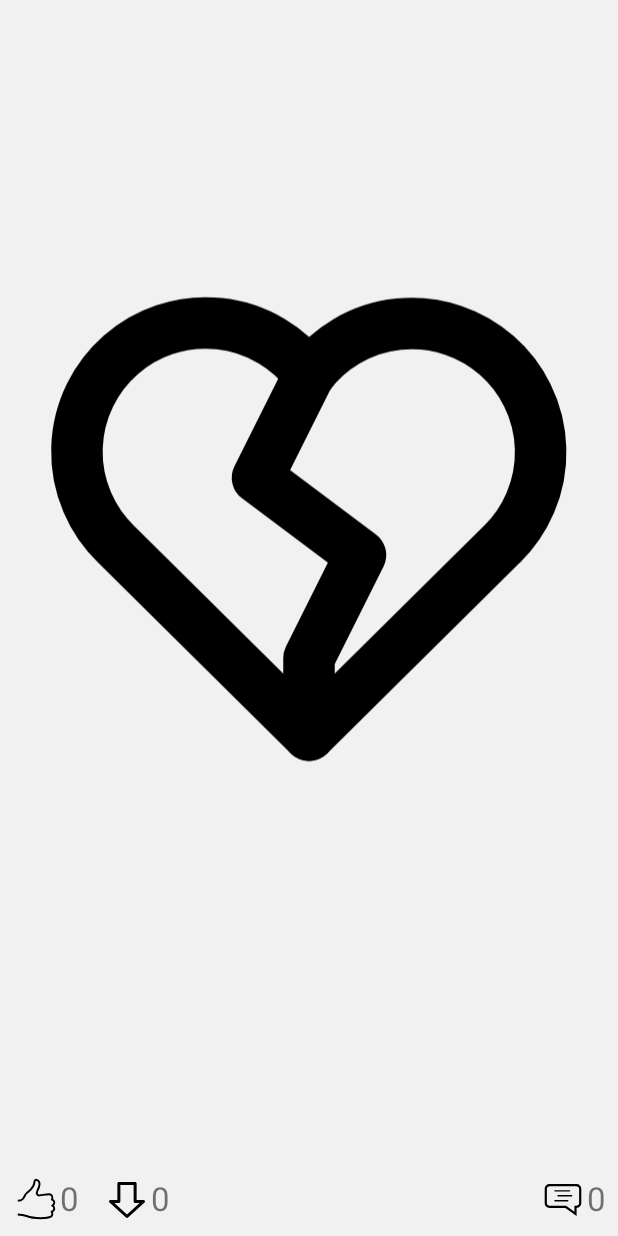
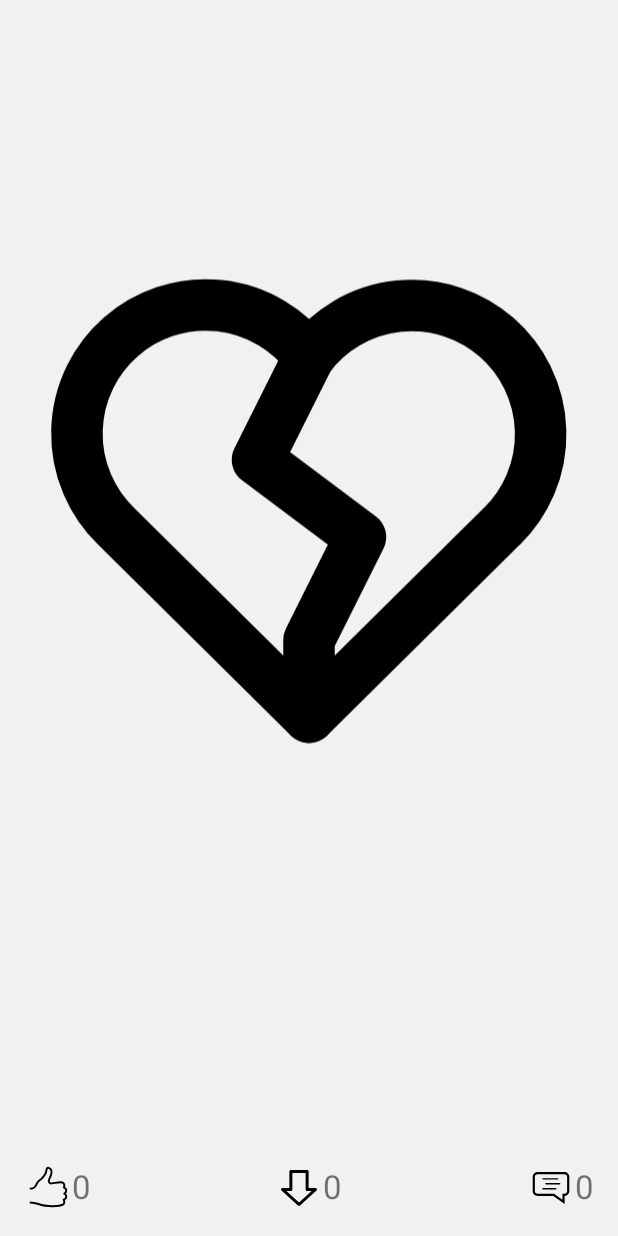
Before and after one commit to insearching/ImageSearch, an Android app: the fragment ImageDetailsFragment placed in its activity, on a phone screen of 412 x 824 dp. Run offline under Robolectric (Android 15) with nearby library versions, the phone set to English and light mode, and no system bars; our stand-ins replace Dagger/Hilt's generated code, data binding; 2 statements that could not run were skipped.

Commit message:
Fixed UI issues.

```diff
--- a/app/src/main/res/layout/fragment_image_details.xml
+++ b/app/src/main/res/layout/fragment_image_details.xml
@@ -49,34 +49,42 @@
             android:id="@+id/image_tags"
             android:layout_width="0dp"
             android:layout_height="40dp"
+            android:layout_marginBottom="8dp"
             android:gravity="center"
             android:padding="8dp"
             android:text="@{viewState.item.tags}"
             android:textColor="@color/grey"
             android:textSize="18sp"
-            app:layout_constraintBottom_toTopOf="@+id/downloads_count"
+            app:layout_constraintBottom_toTopOf="@+id/bottom_layout"
             app:layout_constraintEnd_toEndOf="parent"
             app:layout_constraintStart_toStartOf="@+id/large_image"
             app:layout_constraintTop_toBottomOf="@+id/author_name"
             tools:text="image tags will be here" />
 
+        <RelativeLayout
+            android:id="@+id/bottom_layout"
+            android:layout_width="match_parent"
+            android:layout_height="wrap_content"
+            android:padding="8dp"
+            app:layout_constraintBottom_toBottomOf="parent"
+            app:layout_constraintEnd_toEndOf="parent"
+            app:layout_constraintStart_toStartOf="parent">
+
             <TextView
                 android:id="@+id/likes_count"
-            android:layout_width="0dp"
+                android:layout_width="wrap_content"
                 android:layout_height="wrap_content"
-            android:ellipsize="end"
-            android:maxLines="1"
                 android:padding="8dp"
                 android:text="@{String.valueOf(viewState.item.likes)}"
                 android:textSize="22sp"
+                android:ellipsize="end"
+                android:maxLines="1"
                 app:drawableStartCompat="@drawable/ic_thumb"
-            app:layout_constraintBottom_toBottomOf="parent"
-            app:layout_constraintStart_toStartOf="parent"
                 tools:text="3 likes" />
 
             <TextView
                 android:id="@+id/downloads_count"
-            android:layout_width="0dp"
+                android:layout_width="wrap_content"
                 android:layout_height="wrap_content"
                 android:layout_centerHorizontal="true"
                 android:ellipsize="end"
@@ -85,24 +93,21 @@
                 android:text="@{String.valueOf(viewState.item.downloads)}"
                 android:textSize="22sp"
                 app:drawableStartCompat="@drawable/ic_downloads"
-            app:layout_constraintBottom_toBottomOf="parent"
-            app:layout_constraintEnd_toStartOf="@+id/comments_count"
-            app:layout_constraintStart_toEndOf="@+id/likes_count"
                 tools:text="1 downloads" />
 
             <TextView
                 android:id="@+id/comments_count"
-            android:layout_width="0dp"
+                android:layout_width="wrap_content"
                 android:layout_height="wrap_content"
                 android:layout_alignParentEnd="true"
-            android:ellipsize="end"
-            android:maxLines="1"
                 android:padding="8dp"
                 android:text='@{String.valueOf(viewState.item.comments)}'
                 android:textSize="22sp"
+                android:ellipsize="end"
+                android:maxLines="1"
                 app:drawableStartCompat="@drawable/ic_comment"
-            app:layout_constraintBottom_toBottomOf="parent"
-            app:layout_constraintEnd_toEndOf="parent"
                 tools:text="14 comments" />
+
+        </RelativeLayout>
     </androidx.constraintlayout.widget.ConstraintLayout>
 </layout>
```
Also changed, not shown: 1 other file. Lines whose indentation alone changed are shown as unchanged.
